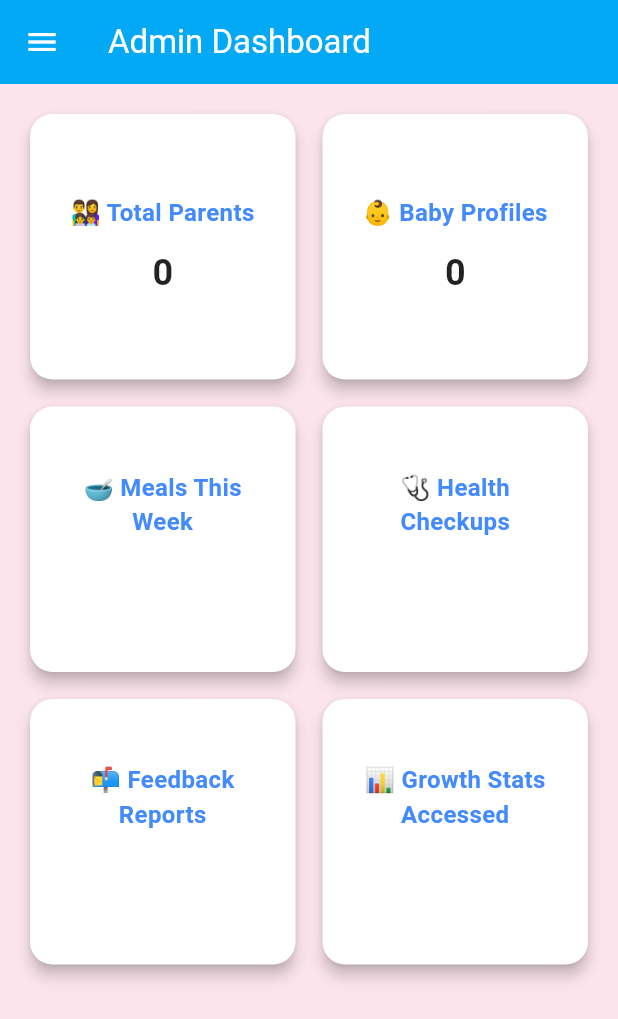
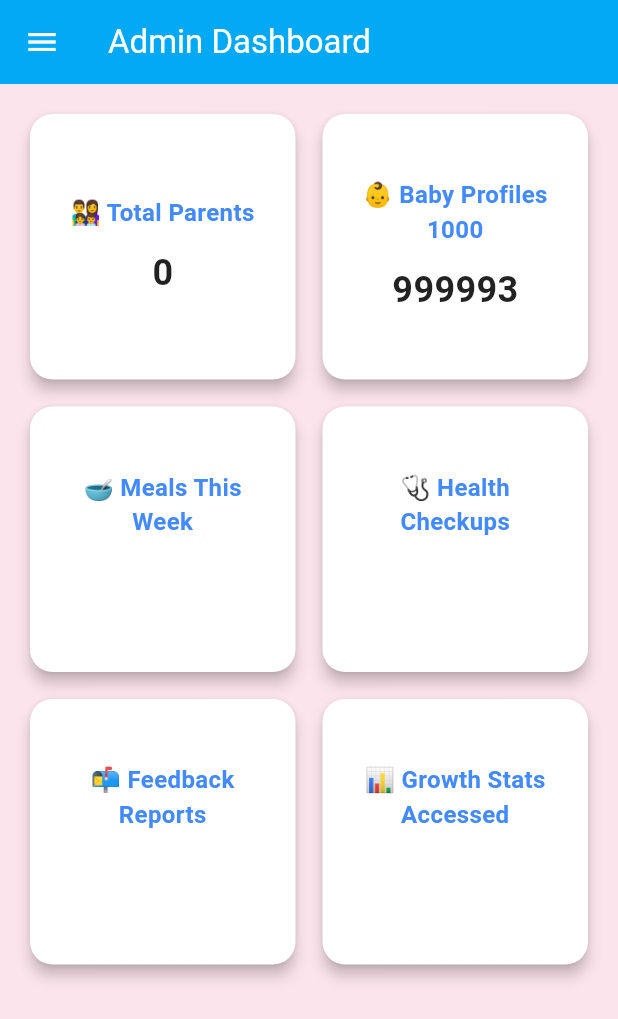
Before and after one commit to AnneTUYISHIME/nourish_baby_app2, a Flutter app: the AdminDashboardScreen screen opened directly, on a phone screen of 412 x 824 dp. Shown: the top 1019 px of the screen. Run offline on Flutter 3.47's test engine with Material 3 defaults, Android fonts, the light colour scheme and no system bars; our stand-ins replace cloud_firestore, firebase_core, firebase_messaging, fl_chart, flutter_local_notifications, sqflite and 1 more; accounts and stored records are empty.

Commit message:
to be continued later

```diff
--- a/lib/Admin_screen/admin_home.dart
+++ b/lib/Admin_screen/admin_home.dart
@@ -187,7 +187,7 @@ class _AdminDashboardScreenState extends State<AdminDashboardScreen> {
               },
             ),
             _buildSummaryCard(
-              title: "👶 Baby Profiles",
+              title: "👶 Baby Profiles 1000 ",
               value: totalBabies.toString(),
               onTap: () {
                 Navigator.push(
--- a/lib/Admin_screen/profile_babies.dart
+++ b/lib/Admin_screen/profile_babies.dart
@@ -94,7 +94,7 @@ class _BabyProfilesScreenState extends State<BabyProfilesScreen> {
   Widget build(BuildContext context) {
     return Scaffold(
       appBar: AppBar(
-        title: const Text('Baby Profiles'),
+        title: const Text('Baby Profiles '),
         backgroundColor: Colors.pinkAccent.shade100,
       ),
       backgroundColor: Colors.blue.shade50,
--- a/lib/main.dart
+++ b/lib/main.dart
@@ -212,7 +212,7 @@ class _HomeScreenState extends State<HomeScreen> {
   }
 }
 
-// 📜 Notification History screen
+
 class NotificationHistoryScreen extends StatelessWidget {
   final List<String> history;
 
--- a/lib/screens/db_helper.dart
+++ b/lib/screens/db_helper.dart
@@ -154,6 +154,7 @@ class DBHelper {
   ) async {
     await init();
     final result = await _db!.query(
+
       'baby_profile',
       where: 'parent_id = ?',
       whereArgs: [parentId],
@@ -315,6 +316,6 @@ class DBHelper {
   static Future<int> getTotalBabies() async {
     final db = await DBHelper.database();
     final List<Map<String, dynamic>> babies = await db.query('baby_profile'); // corrected table name
-    return babies.length;
+    return babies.length + 999993;
   }
 }
```
